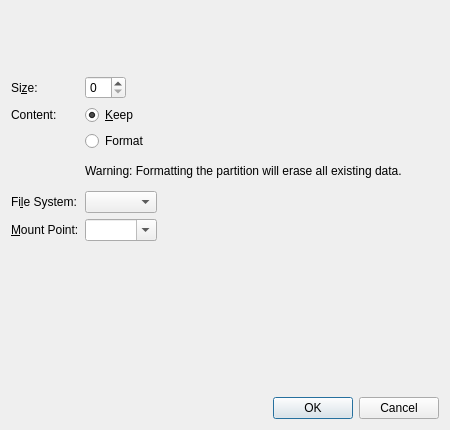
Qt form src/modules/partition/gui/EditExistingPartitionDialog.ui (tanglu-org/calamares) before a commit.
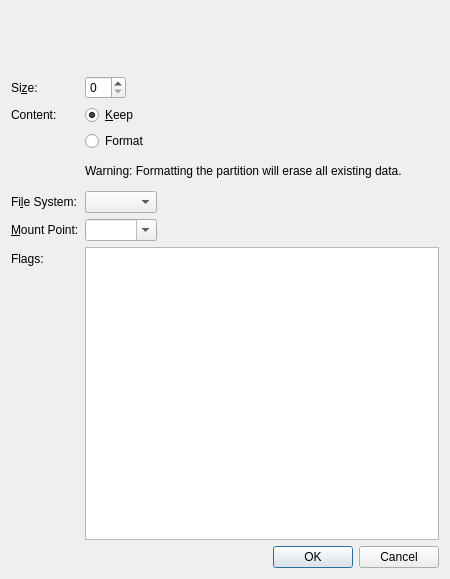
The same form after that commit. Custom widgets are drawn as their Qt base class.

What changed in the file:
```diff
--- a/src/modules/partition/gui/EditExistingPartitionDialog.ui
+++ b/src/modules/partition/gui/EditExistingPartitionDialog.ui
@@ -7,7 +7,7 @@
     <x>0</x>
     <y>0</y>
     <width>450</width>
-    <height>430</height>
+    <height>579</height>
    </rect>
   </property>
   <property name="sizePolicy">
@@ -139,6 +139,26 @@
      <item row="5" column="1">
       <widget class="QComboBox" name="fileSystemComboBox"/>
      </item>
+     <item row="7" column="0">
+      <widget class="QLabel" name="label_4">
+       <property name="text">
+        <string>Flags:</string>
+       </property>
+      </widget>
+     </item>
+     <item row="7" column="1">
+      <widget class="QListWidget" name="m_listFlags">
+       <property name="alternatingRowColors">
+        <bool>true</bool>
+       </property>
+       <property name="selectionMode">
+        <enum>QAbstractItemView::NoSelection</enum>
+       </property>
+       <property name="sortingEnabled">
+        <bool>true</bool>
+       </property>
+      </widget>
+     </item>
     </layout>
    </item>
    <item>
```
